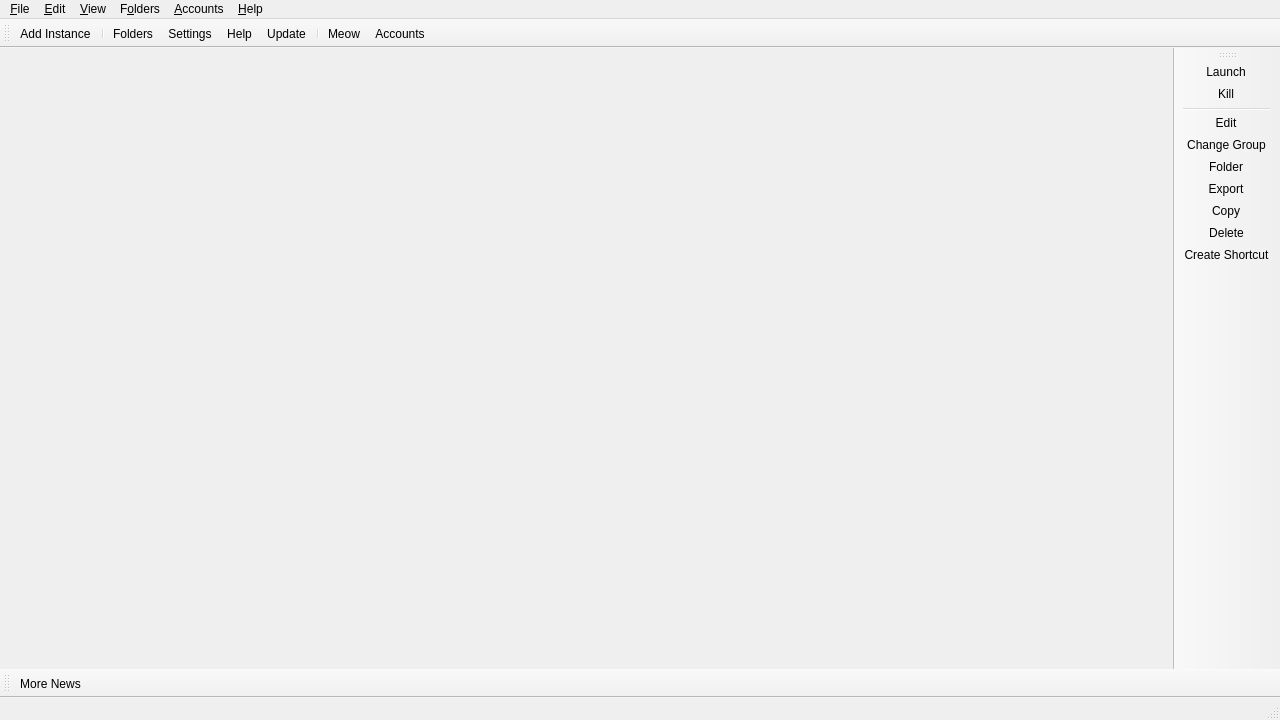
This is launcher/ui/MainWindow.ui in layanfibw-maker/DefenderLauncher as Qt 5 draws it before an edit. The edited form follows.
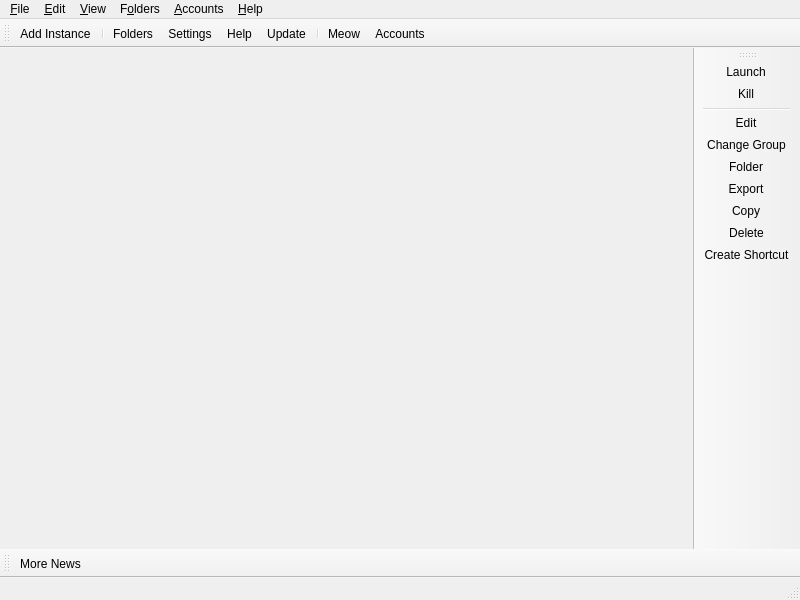
This is the edited form. Icons and pictures are not drawn. Custom widgets are drawn as their Qt base class.

Commit message: Logo SVG Rubis + taille fenetre originale

What changed in the file:
```diff
--- a/launcher/ui/MainWindow.ui
+++ b/launcher/ui/MainWindow.ui
@@ -6,8 +6,8 @@
    <rect>
     <x>0</x>
     <y>0</y>
-    <width>1280</width>
-    <height>720</height>
+    <width>800</width>
+    <height>600</height>
    </rect>
   </property>
   <widget class="QWidget" name="centralWidget">
@@ -68,7 +68,7 @@
    </property>
    <property name="iconSize">
     <size>
-     <width>161280</width>
+     <width>800</width>
      <height>16</height>
     </size>
    </property>
@@ -95,7 +95,7 @@
    </property>
    <property name="iconSize">
     <size>
-     <width>161280</width>
+     <width>800</width>
      <height>16</height>
     </size>
    </property>
@@ -130,7 +130,7 @@
     <rect>
      <x>0</x>
      <y>0</y>
-     <width>1280</width>
+     <width>800</width>
      <height>22</height>
     </rect>
    </property>
```
The commit also changes 3 other files.
